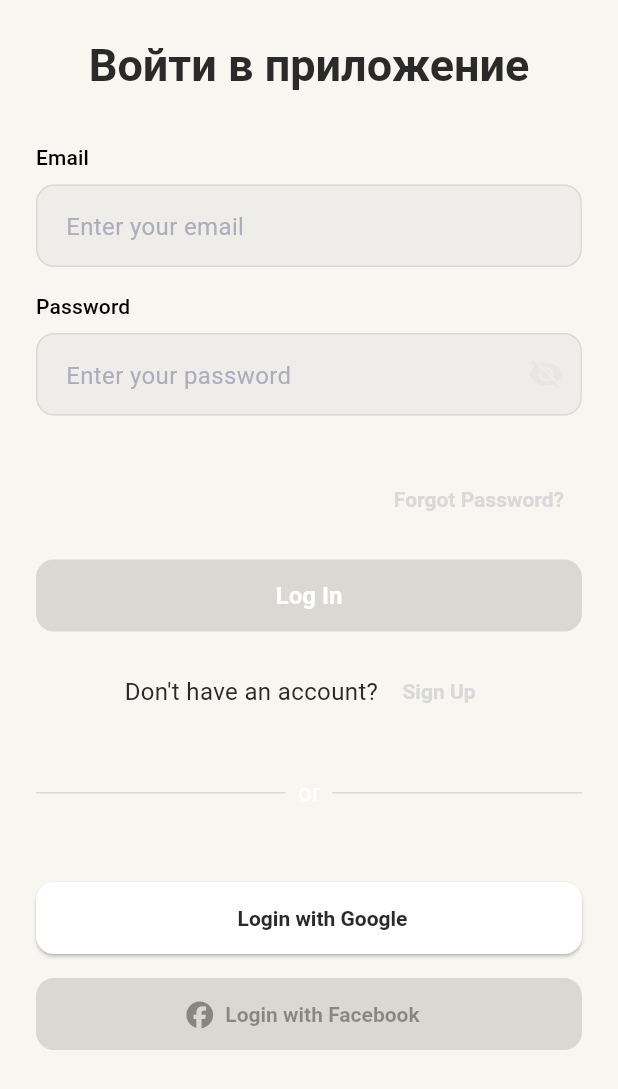
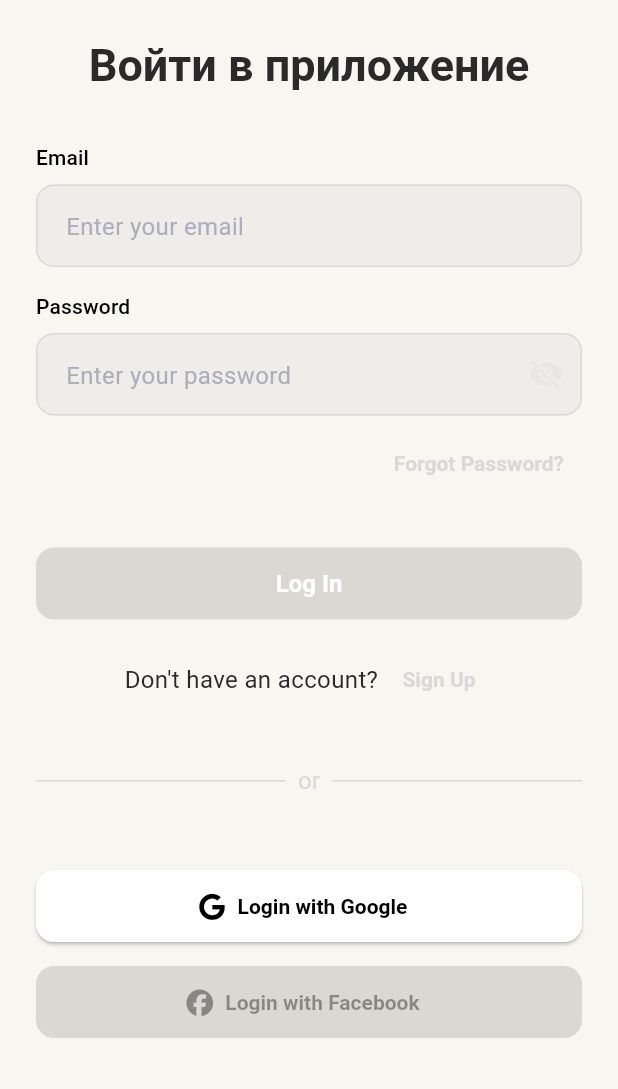
Before and after one commit to TimurKarev/lang_learn_mobile, a Flutter app: the screen it shows after launch, on a phone screen of 412 x 824 dp. Shown: the top 1089 px of the screen. Run offline on Flutter 3.47's test engine with Material 3 defaults, Android fonts, the phone set to English and light mode, and no system bars; our stand-ins replace bloc, equatable, flutter_bloc, flutter_dotenv, flutter_svg, font_awesome_flutter and 3 more; missing offline and left inert: dart_either; accounts and stored records are empty; Roboto replaces fonts that are missing (Nunito Sans).

Commit message:
style: adjust login page spacing and button colors for better visual hierarchy

```diff
--- a/lib/core/theme/tilit_theme.dart
+++ b/lib/core/theme/tilit_theme.dart
@@ -32,7 +32,6 @@ class TiliTheme {
       surfaceContainerHigh: TiliPalette.lightOrche,
       outline: TiliPalette.lightGrayDark,
       outlineVariant: TiliPalette.lightGrayMedium,
-      //onPrimary: TiliPalette.lightBlack,
       onTertiary: TiliPalette.offWhiteBackground,
       onSurface: TiliPalette.black,
       onSurfaceVariant: TiliPalette.lightBlack,
@@ -128,6 +127,10 @@ class TiliTheme {
       ),
     ),
     dividerTheme: const DividerThemeData(color: TiliPalette.grayMedium),
+    dialogTheme: DialogThemeData(
+      backgroundColor: TiliPalette.white,
+      shape: RoundedRectangleBorder(borderRadius: BorderRadius.circular(12)),
+    ),
   );
 
   static TextTheme get _textTheme => const TextTheme(
--- a/lib/features/auth/presentation/login_page.dart
+++ b/lib/features/auth/presentation/login_page.dart
@@ -43,7 +43,7 @@ class LoginPage extends StatelessWidget {
                   Text('Password', style: theme.textTheme.titleSmall),
                   const SizedBox(height: 8),
                   PasswordTextField(enabled: false),
-                  const SizedBox(height: 32),
+                  const SizedBox(height: 8),
                   Align(
                     alignment: Alignment.centerRight,
                     child: TextButton(
@@ -51,7 +51,7 @@ class LoginPage extends StatelessWidget {
                       child: const Text('Forgot Password?'),
                     ),
                   ),
-                  const SizedBox(height: 16),
+                  const SizedBox(height: 32),
                   ElevatedButton(
                     onPressed: null,
                     style: ElevatedButton.styleFrom(
@@ -82,7 +82,7 @@ class LoginPage extends StatelessWidget {
                         child: Text(
                           'or',
                           style: TextStyle(
-                            color: Theme.of(context).colorScheme.onSecondary,
+                            color: Theme.of(context).colorScheme.surfaceDim,
                           ),
                         ),
                       ),
--- a/lib/features/home/presentation/home_screen.dart
+++ b/lib/features/home/presentation/home_screen.dart
@@ -31,7 +31,8 @@ class HomeScreen extends StatelessWidget {
           ),
         ],
       ),
-      body: Padding(
+      body: SafeArea(
+        child: Padding(
           padding: const EdgeInsets.all(24.0),
           child: SingleChildScrollView(
             primary: true,
@@ -43,6 +44,7 @@ class HomeScreen extends StatelessWidget {
                 ChallangesSection(padding: const EdgeInsets.only(top: 24)),
                 OfflineSection(padding: const EdgeInsets.only(top: 24)),
               ],
+            ),
           ),
         ),
       ),
--- a/lib/ui_kit/buttons/login_with_button.dart
+++ b/lib/ui_kit/buttons/login_with_button.dart
@@ -32,11 +32,11 @@ class LoginWithButton extends StatelessWidget {
     return ElevatedButton.icon(
       style: ElevatedButton.styleFrom(
         backgroundColor: TiliPalette.white,
-        foregroundColor: TiliPalette.grayDark,
+        foregroundColor: TiliPalette.black,
         iconColor: switch (variant) {
           LoginWithButtonVariant.google => Theme.of(
             context,
-          ).colorScheme.onPrimary,
+          ).colorScheme.onSurface,
           LoginWithButtonVariant.apple => Theme.of(
             context,
           ).colorScheme.onPrimary,
```
Lines whose indentation alone changed are shown as unchanged.
